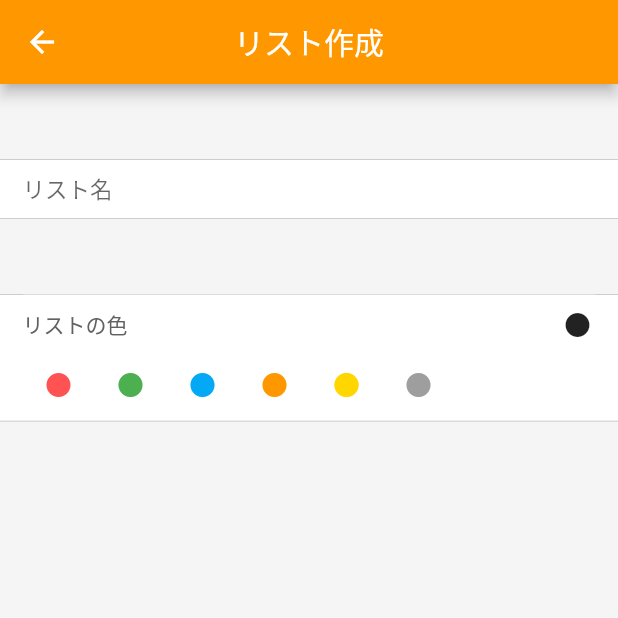
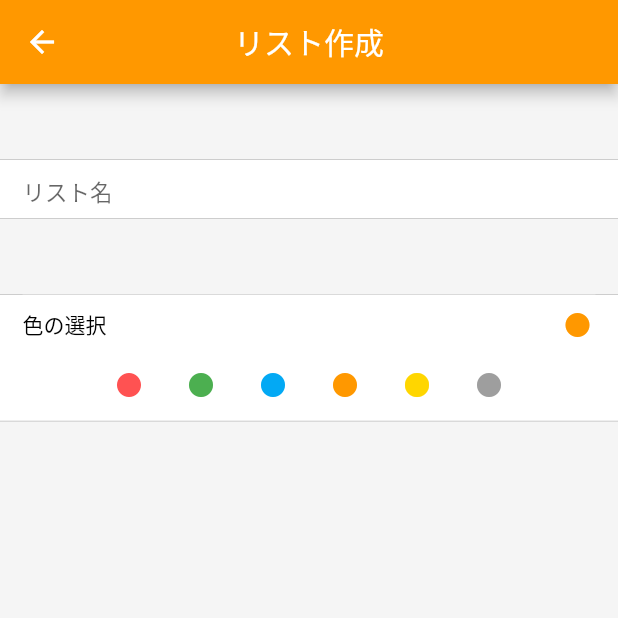
Before and after one commit to tk-wing/flutter-task, a Flutter app: the BucketInputScreen screen opened directly with sample values from the repository, after a tap on "リストの色", on a phone screen of 412 x 824 dp, the top half of it. Run offline on Flutter 3.47's test engine with Material 2 defaults, Android fonts, the phone set to English and light mode, and no system bars; our stand-ins replace flutter_calendar_carousel; missing offline and left inert: flutter_material_color_picker; Roboto replaces fonts that are missing (Regular).

Commit message:
no message

```diff
--- /dev/null
+++ b/lib/data/bucket_color.dart
@@ -0,0 +1,10 @@
+import 'package:flutter/material.dart';
+
+List<Color> bucketColors = [
+  Colors.redAccent,
+  Colors.green,
+  Colors.lightBlue,
+  Colors.orange,
+  Colors.yellowAccent[700],
+  Colors.grey,
+];
--- a/lib/view/screens/list_input_screen.dart
+++ b/lib/view/screens/list_input_screen.dart
@@ -1,4 +1,5 @@
 import 'package:flutter/material.dart';
+import 'package:flutter_task/data/bucket_color.dart';
 import 'package:flutter_task/resources/models/bucket.dart';
 import 'package:flutter_material_color_picker/flutter_material_color_picker.dart';
 
@@ -18,11 +19,16 @@ class _BucketInputScreenState extends State<BucketInputScreen> {
   String _title = '';
   bool _isColorPick = false;
 
+  Color _selectedColor = Colors.orange;
+  TextEditingController _bucketNameController = TextEditingController();
+
   @override
   void initState() {
     super.initState();
     if (widget.status == InputStatus.EDIT) {
       _title = 'リスト編集';
+      _bucketNameController.text = widget.bucket.name;
+      _selectedColor = Color(widget.bucket.iconColor);
     } else {
       _title = 'リスト作成';
     }
@@ -58,10 +64,11 @@ class _BucketInputScreenState extends State<BucketInputScreen> {
         ),
       ),
       child: TextField(
+        controller: _bucketNameController,
         keyboardType: TextInputType.text,
-        style: const TextStyle(fontSize: 20.0),
+        style: const TextStyle(fontSize: 15.0),
         decoration: InputDecoration(
-          contentPadding: const EdgeInsets.only(bottom: 10.0),
+          contentPadding: const EdgeInsets.only(bottom: 5.0),
           hintText: 'リスト名',
           hintStyle: const TextStyle(fontSize: 15.0),
           border: InputBorder.none,
@@ -74,7 +81,6 @@ class _BucketInputScreenState extends State<BucketInputScreen> {
     return InkWell(
       onTap: () => {
         setState(() {
-          print('hogehoge');
           _isColorPick = _isColorPick != true;
         })
       },
@@ -82,7 +88,6 @@ class _BucketInputScreenState extends State<BucketInputScreen> {
         curve: Curves.fastOutSlowIn,
         duration: Duration(milliseconds: 500),
         height: _isColorPick ? 85.0 : 40.0,
-        width: MediaQuery.of(context).size.width,
         padding: const EdgeInsets.symmetric(horizontal: 15.0),
         decoration: BoxDecoration(
           color: Colors.white,
@@ -92,9 +97,12 @@ class _BucketInputScreenState extends State<BucketInputScreen> {
           ),
         ),
         child: Stack(
+          fit: StackFit.loose,
           children: <Widget>[
             Positioned(
               top: 40,
+              left: 0,
+              right: 0,
               child: _selectColor(),
             ),
             Positioned(
@@ -104,11 +112,16 @@ class _BucketInputScreenState extends State<BucketInputScreen> {
                 child: Row(
                   mainAxisAlignment: MainAxisAlignment.spaceBetween,
                   children: <Widget>[
-                    Text(
-                      'リストの色',
-                      style: TextStyle(color: Colors.grey[700]),
-                    ),
-                    Icon(Icons.fiber_manual_record),
+                    _isColorPick
+                        ? Text(
+                            '色の選択',
+                            style: TextStyle(color: Colors.black),
+                          )
+                        : Text(
+                            'リストの色',
+                            style: TextStyle(color: Colors.grey[700]),
+                          ),
+                    Icon(Icons.fiber_manual_record, color: _selectedColor),
                   ],
                 ),
               ),
@@ -125,31 +138,24 @@ class _BucketInputScreenState extends State<BucketInputScreen> {
       height: 40.0,
       child: Row(
         mainAxisAlignment: MainAxisAlignment.center,
-        children: <Widget>[
-          IconButton(
-              icon: Icon(
-                Icons.fiber_manual_record,
-                color: Colors.redAccent,
-              ),
-              onPressed: null),
-          IconButton(
-              icon: Icon(Icons.fiber_manual_record, color: Colors.green),
-              onPressed: null),
-          IconButton(
-              icon: Icon(Icons.fiber_manual_record, color: Colors.lightBlue),
-              onPressed: null),
-          IconButton(
-              icon: Icon(Icons.fiber_manual_record, color: Colors.orange),
-              onPressed: null),
-          IconButton(
-              icon: Icon(Icons.fiber_manual_record,
-                  color: Colors.yellowAccent[700]),
-              onPressed: null),
-          IconButton(
-              icon: Icon(Icons.fiber_manual_record, color: Colors.grey),
-              onPressed: null),
-        ],
+        children: List<Widget>.generate(
+          bucketColors.length,
+          (int i) {
+            return IconButton(
+              icon: Icon(Icons.fiber_manual_record),
+              color: bucketColors[i],
+              onPressed: () => _onSelectedColor(bucketColors[i]),
+            );
+          },
+        ),
       ),
     );
   }
+
+  void _onSelectedColor(Color color) {
+    setState(() {
+      _selectedColor = color;
+      _isColorPick = false;
+    });
+  }
 }
```
Also changed, not shown: lib/view/screens/pages/list_page.dart (+106 -31 lines).
